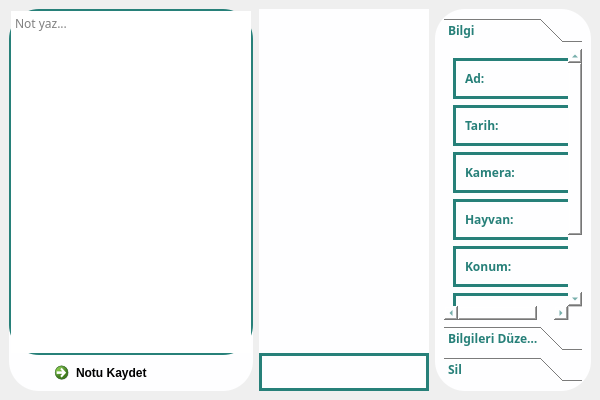
Above: imageform.ui from kajun1337/Cam_Trap before the change. Below: the same form after it.
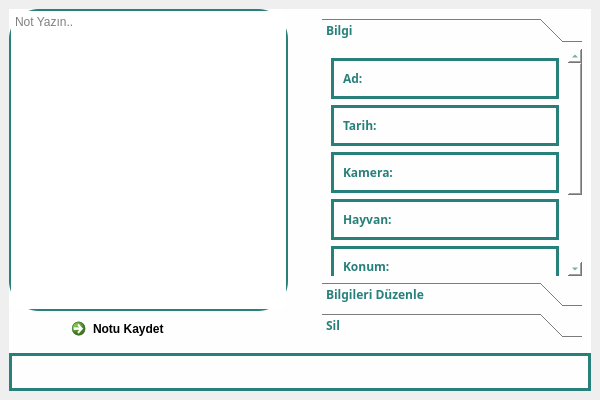
That is the form after the change. Icons and pictures are not drawn.

Diff of the .ui file:
```diff
--- a/imageform.ui
+++ b/imageform.ui
@@ -31,7 +31,7 @@
 	border-radius: 30px;
 	background-color: #fefeff;
 }
-QTextEdit{
+QPlainTextEdit{
 	border-radius: 30px;
 	border: 2px solid #278079;
 }
@@ -109,7 +109,61 @@
     <number>9</number>
    </property>
    <item>
+    <widget class="QFrame" name="frame_p">
+     <property name="frameShape">
+      <enum>QFrame::StyledPanel</enum>
+     </property>
+     <property name="frameShadow">
+      <enum>QFrame::Raised</enum>
+     </property>
+     <layout class="QVBoxLayout" name="verticalLayout">
+      <property name="spacing">
+       <number>6</number>
+      </property>
+      <property name="leftMargin">
+       <number>0</number>
+      </property>
+      <property name="topMargin">
+       <number>0</number>
+      </property>
+      <property name="rightMargin">
+       <number>0</number>
+      </property>
+      <property name="bottomMargin">
+       <number>0</number>
+      </property>
+      <item>
+       <widget class="QFrame" name="main_frame">
+        <property name="frameShape">
+         <enum>QFrame::StyledPanel</enum>
+        </property>
+        <property name="frameShadow">
+         <enum>QFrame::Raised</enum>
+        </property>
+        <layout class="QHBoxLayout" name="horizontalLayout_3">
+         <property name="spacing">
+          <number>0</number>
+         </property>
+         <property name="leftMargin">
+          <number>0</number>
+         </property>
+         <property name="topMargin">
+          <number>0</number>
+         </property>
+         <property name="rightMargin">
+          <number>0</number>
+         </property>
+         <property name="bottomMargin">
+          <number>0</number>
+         </property>
+         <item>
     <widget class="QFrame" name="frame_photo_notes">
+           <property name="minimumSize">
+            <size>
+             <width>0</width>
+             <height>0</height>
+            </size>
+           </property>
      <property name="frameShape">
       <enum>QFrame::StyledPanel</enum>
      </property>
@@ -133,20 +187,9 @@
        <number>0</number>
       </property>
       <item>
-       <widget class="QTextEdit" name="textEdit">
-        <property name="font">
-         <font>
-          <family>Century Gothic</family>
-         </font>
-        </property>
-        <property name="documentTitle">
-         <string/>
-        </property>
-        <property name="overwriteMode">
-         <bool>true</bool>
-        </property>
+             <widget class="QPlainTextEdit" name="plainTextEdit">
         <property name="placeholderText">
-         <string>Not yaz...</string>
+               <string>Not Yazın..</string>
         </property>
        </widget>
       </item>
@@ -165,30 +208,6 @@
     </widget>
    </item>
    <item>
-    <widget class="QFrame" name="frame_p">
-     <property name="frameShape">
-      <enum>QFrame::StyledPanel</enum>
-     </property>
-     <property name="frameShadow">
-      <enum>QFrame::Raised</enum>
-     </property>
-     <layout class="QVBoxLayout" name="verticalLayout">
-      <property name="spacing">
-       <number>0</number>
-      </property>
-      <property name="leftMargin">
-       <number>0</number>
-      </property>
-      <property name="topMargin">
-       <number>0</number>
-      </property>
-      <property name="rightMargin">
-       <number>0</number>
-      </property>
-      <property name="bottomMargin">
-       <number>0</number>
-      </property>
-      <item>
        <widget class="QFrame" name="frame_photo">
         <property name="sizePolicy">
          <sizepolicy hsizetype="Preferred" vsizetype="Expanding">
@@ -237,112 +256,29 @@
         </layout>
        </widget>
       </item>
-      <item alignment="Qt::AlignBottom">
-       <widget class="QFrame" name="frame_ps_buttons">
-        <property name="frameShape">
-         <enum>QFrame::StyledPanel</enum>
-        </property>
-        <property name="frameShadow">
-         <enum>QFrame::Raised</enum>
-        </property>
-        <layout class="QHBoxLayout" name="horizontalLayout">
-         <item>
-          <widget class="QPushButton" name="pushButton_edit_note">
-           <property name="text">
-            <string/>
-           </property>
-           <property name="icon">
-            <iconset resource="icons_qrc.qrc">
-             <normaloff>:/turquoise/icons/turquoise-icons/edit.svg</normaloff>:/turquoise/icons/turquoise-icons/edit.svg</iconset>
-           </property>
-           <property name="iconSize">
-            <size>
-             <width>20</width>
-             <height>20</height>
-            </size>
-           </property>
-           <property name="checkable">
-            <bool>true</bool>
-           </property>
-          </widget>
-         </item>
-         <item>
-          <widget class="QPushButton" name="pushButton_maxi">
-           <property name="text">
-            <string/>
-           </property>
-           <property name="icon">
-            <iconset resource="icons_qrc.qrc">
-             <normaloff>:/turquoise/icons/turquoise-icons/maximize-2.svg</normaloff>:/turquoise/icons/turquoise-icons/maximize-2.svg</iconset>
-           </property>
-           <property name="iconSize">
-            <size>
-             <width>20</width>
-             <height>20</height>
-            </size>
-           </property>
-           <property name="checkable">
-            <bool>true</bool>
-           </property>
-          </widget>
-         </item>
-         <item>
-          <widget class="QPushButton" name="pushButton_fav">
-           <property name="text">
-            <string/>
-           </property>
-           <property name="icon">
-            <iconset resource="icons_qrc.qrc">
-             <normaloff>:/yellow/icons/yellow-icons/star.svg</normaloff>:/yellow/icons/yellow-icons/star.svg</iconset>
-           </property>
-           <property name="iconSize">
-            <size>
-             <width>20</width>
-             <height>20</height>
-            </size>
-           </property>
-           <property name="checkable">
-            <bool>true</bool>
-           </property>
-          </widget>
-         </item>
-         <item>
-          <widget class="QPushButton" name="pushButton_settings">
-           <property name="text">
-            <string/>
-           </property>
-           <property name="icon">
-            <iconset resource="icons_qrc.qrc">
-             <normaloff>:/turquoise/icons/turquoise-icons/settings.svg</normaloff>:/turquoise/icons/turquoise-icons/settings.svg</iconset>
-           </property>
-           <property name="iconSize">
-            <size>
-             <width>20</width>
-             <height>20</height>
-            </size>
-           </property>
-           <property name="checkable">
-            <bool>true</bool>
-           </property>
-          </widget>
-         </item>
-        </layout>
-       </widget>
-      </item>
-     </layout>
-    </widget>
-   </item>
    <item>
     <widget class="QFrame" name="frame_ps">
+           <property name="minimumSize">
+            <size>
+             <width>200</width>
+             <height>0</height>
+            </size>
+           </property>
      <property name="frameShape">
       <enum>QFrame::StyledPanel</enum>
      </property>
      <property name="frameShadow">
       <enum>QFrame::Raised</enum>
      </property>
-     <layout class="QVBoxLayout" name="verticalLayout_7">
+           <layout class="QHBoxLayout" name="horizontalLayout_17">
       <item>
        <widget class="QToolBox" name="toolBox_ps">
+              <property name="minimumSize">
+               <size>
+                <width>0</width>
+                <height>0</height>
+               </size>
+              </property>
         <property name="font">
          <font>
           <family>Century Gothic</family>
@@ -361,8 +297,8 @@
          <property name="geometry">
           <rect>
            <x>0</x>
-           <y>-53</y>
-           <width>141</width>
+                 <y>-7</y>
+                 <width>247</width>
            <height>327</height>
           </rect>
          </property>
@@ -923,6 +859,104 @@
           </item>
          </layout>
         </widget>
+             </widget>
+            </item>
+           </layout>
+          </widget>
+         </item>
+        </layout>
+       </widget>
+      </item>
+      <item alignment="Qt::AlignBottom">
+       <widget class="QFrame" name="frame_ps_buttons">
+        <property name="frameShape">
+         <enum>QFrame::StyledPanel</enum>
+        </property>
+        <property name="frameShadow">
+         <enum>QFrame::Raised</enum>
+        </property>
+        <layout class="QHBoxLayout" name="horizontalLayout">
+         <item>
+          <widget class="QPushButton" name="pushButton_edit_note">
+           <property name="text">
+            <string/>
+           </property>
+           <property name="icon">
+            <iconset resource="icons_qrc.qrc">
+             <normaloff>:/turquoise/icons/turquoise-icons/edit.svg</normaloff>:/turquoise/icons/turquoise-icons/edit.svg</iconset>
+           </property>
+           <property name="iconSize">
+            <size>
+             <width>20</width>
+             <height>20</height>
+            </size>
+           </property>
+           <property name="checkable">
+            <bool>true</bool>
+           </property>
+          </widget>
+         </item>
+         <item>
+          <widget class="QPushButton" name="pushButton_maxi">
+           <property name="text">
+            <string/>
+           </property>
+           <property name="icon">
+            <iconset resource="icons_qrc.qrc">
+             <normaloff>:/turquoise/icons/turquoise-icons/maximize-2.svg</normaloff>:/turquoise/icons/turquoise-icons/maximize-2.svg</iconset>
+           </property>
+           <property name="iconSize">
+            <size>
+             <width>20</width>
+             <height>20</height>
+            </size>
+           </property>
+           <property name="checkable">
+            <bool>true</bool>
+           </property>
+          </widget>
+         </item>
+         <item>
+          <widget class="QPushButton" name="pushButton_fav">
+           <property name="text">
+            <string/>
+           </property>
+           <property name="icon">
+            <iconset resource="icons_qrc.qrc">
+             <normaloff>:/yellow/icons/yellow-icons/star.svg</normaloff>:/yellow/icons/yellow-icons/star.svg</iconset>
+           </property>
+           <property name="iconSize">
+            <size>
+             <width>20</width>
+             <height>20</height>
+            </size>
+           </property>
+           <property name="checkable">
+            <bool>true</bool>
+           </property>
+          </widget>
+         </item>
+         <item>
+          <widget class="QPushButton" name="pushButton_settings">
+           <property name="text">
+            <string/>
+           </property>
+           <property name="icon">
+            <iconset resource="icons_qrc.qrc">
+             <normaloff>:/turquoise/icons/turquoise-icons/settings.svg</normaloff>:/turquoise/icons/turquoise-icons/settings.svg</iconset>
+           </property>
+           <property name="iconSize">
+            <size>
+             <width>20</width>
+             <height>20</height>
+            </size>
+           </property>
+           <property name="checkable">
+            <bool>true</bool>
+           </property>
+          </widget>
+         </item>
+        </layout>
        </widget>
       </item>
      </layout>
```
Left out of the diff: 6 changed lines with no effect on the pictures. Lines whose indentation alone changed are shown as unchanged.
